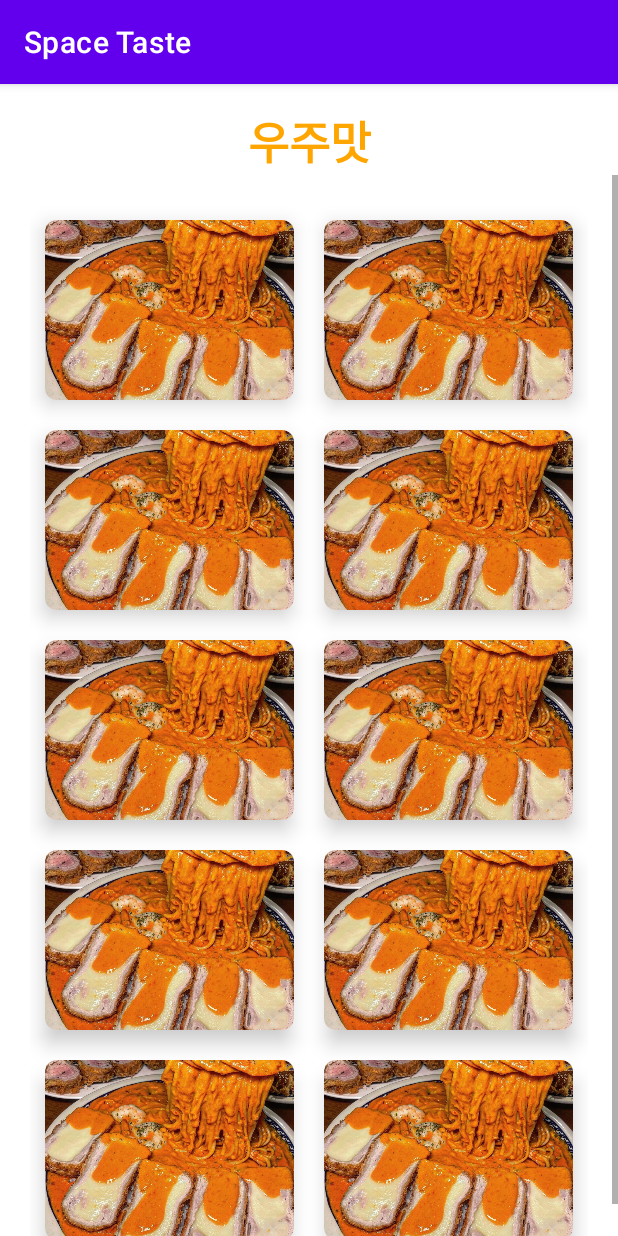
After one commit to jsonmona/space-taste, an Android app: the fragment navi_1_Fragment shown on its own in the app's theme, on a phone screen of 412 x 824 dp. The commit adds this screen. Run offline under Robolectric (Android 15) with nearby library versions, the phone set to English and light mode, and no system bars.

Commit message:
feat(LM-10) : 태그 없는 메인화면 예시

```diff
--- /dev/null
+++ b/app/src/main/java/cf/spacetaste/app/navi_1_Fragment.java
@@ -0,0 +1,64 @@
+package cf.spacetaste.app;
+
+import android.os.Bundle;
+
+import androidx.fragment.app.Fragment;
+
+import android.view.LayoutInflater;
+import android.view.View;
+import android.view.ViewGroup;
+
+/**
+ * A simple {@link Fragment} subclass.
+ * Use the {@link navi_1_Fragment#newInstance} factory method to
+ * create an instance of this fragment.
+ */
+public class navi_1_Fragment extends Fragment {
+
+    // TODO: Rename parameter arguments, choose names that match
+    // the fragment initialization parameters, e.g. ARG_ITEM_NUMBER
+    private static final String ARG_PARAM1 = "param1";
+    private static final String ARG_PARAM2 = "param2";
+
+    // TODO: Rename and change types of parameters
+    private String mParam1;
+    private String mParam2;
+
+    public navi_1_Fragment() {
+        // Required empty public constructor
+    }
+
+    /**
+     * Use this factory method to create a new instance of
+     * this fragment using the provided parameters.
+     *
+     * @param param1 Parameter 1.
+     * @param param2 Parameter 2.
+     * @return A new instance of fragment navi_1_Fragment.
+     */
+    // TODO: Rename and change types and number of parameters
+    public static navi_1_Fragment newInstance(String param1, String param2) {
+        navi_1_Fragment fragment = new navi_1_Fragment();
+        Bundle args = new Bundle();
+        args.putString(ARG_PARAM1, param1);
+        args.putString(ARG_PARAM2, param2);
+        fragment.setArguments(args);
+        return fragment;
+    }
+
+    @Override
+    public void onCreate(Bundle savedInstanceState) {
+        super.onCreate(savedInstanceState);
+        if (getArguments() != null) {
+            mParam1 = getArguments().getString(ARG_PARAM1);
+            mParam2 = getArguments().getString(ARG_PARAM2);
+        }
+    }
+
+    @Override
+    public View onCreateView(LayoutInflater inflater, ViewGroup container,
+                             Bundle savedInstanceState) {
+        // Inflate the layout for this fragment
+        return inflater.inflate(R.layout.fragment_navi_1, container, false);
+    }
+}
--- /dev/null
+++ b/app/src/main/res/layout/fragment_navi_1.xml
@@ -0,0 +1,389 @@
+<?xml version="1.0" encoding="utf-8"?>
+<androidx.constraintlayout.widget.ConstraintLayout
+    xmlns:android="http://schemas.android.com/apk/res/android"
+    xmlns:app="http://schemas.android.com/apk/res-auto"
+    xmlns:tools="http://schemas.android.com/tools"
+    android:id="@+id/main_layout"
+    android:layout_width="match_parent"
+    android:layout_height="match_parent"
+    tools:context=".MainActivity">
+
+    <TextView
+        android:id="@+id/title_view"
+        android:layout_width="wrap_content"
+        android:layout_height="wrap_content"
+        android:layout_centerHorizontal="true"
+        android:layout_marginTop="15dp"
+        android:text="우주맛"
+        android:textSize="30sp"
+        android:textStyle="bold"
+        android:textColor="#FFA500"
+        app:layout_constraintTop_toTopOf="parent"
+        app:layout_constraintLeft_toLeftOf="parent"
+        app:layout_constraintRight_toRightOf="parent"
+        />
+
+    <ScrollView
+        android:layout_width="match_parent"
+        android:layout_height="wrap_content"
+        app:layout_constraintTop_toBottomOf="@id/title_view">
+
+
+
+        <GridLayout
+            android:layout_width="match_parent"
+            android:layout_height="wrap_content"
+            android:layout_below="@+id/title_view"
+            android:layout_margin="20dp"
+            android:columnCount="2"
+            android:rowCount="6"
+            app:layout_constraintTop_toBottomOf="@id/title_view">
+
+            <androidx.cardview.widget.CardView
+                android:layout_width="0dp"
+                android:layout_height="120dp"
+                android:layout_row="0"
+                android:layout_rowWeight="1"
+                android:layout_column="0"
+                android:layout_columnWeight="1"
+                android:layout_gravity="fill"
+                android:layout_margin="10dp"
+                app:cardCornerRadius="8dp"
+                app:cardElevation="8dp">
+
+                <LinearLayout
+                    android:layout_width="match_parent"
+                    android:layout_height="match_parent"
+                    android:layout_gravity="center_vertical|center_horizontal"
+                    android:gravity="center"
+                    android:orientation="vertical">
+
+                    <ImageView
+                        android:layout_width="match_parent"
+                        android:layout_height="match_parent"
+                        android:scaleType="centerCrop"
+                        android:layout_gravity="fill"
+                        android:src="@drawable/food1"/>
+
+                </LinearLayout>
+            </androidx.cardview.widget.CardView>
+
+            <androidx.cardview.widget.CardView
+                android:layout_width="0dp"
+                android:layout_height="120dp"
+                android:layout_row="0"
+                android:layout_rowWeight="1"
+                android:layout_column="1"
+                android:layout_columnWeight="1"
+                android:layout_gravity="fill"
+                android:layout_margin="10dp"
+                app:cardCornerRadius="8dp"
+                app:cardElevation="8dp">
+
+                <LinearLayout
+                    android:layout_width="match_parent"
+                    android:layout_height="match_parent"
+                    android:layout_gravity="center_vertical|center_horizontal"
+                    android:gravity="center"
+                    android:orientation="vertical">
+
+                    <ImageView
+                        android:layout_width="match_parent"
+                        android:layout_height="match_parent"
+                        android:scaleType="centerCrop"
+                        android:layout_gravity="fill"
+                        android:src="@drawable/food1"/>
+
+                </LinearLayout>
+            </androidx.cardview.widget.CardView>
+            <androidx.cardview.widget.CardView
+                android:layout_width="0dp"
+                android:layout_height="120dp"
+                android:layout_row="1"
+                android:layout_rowWeight="1"
+                android:layout_column="0"
+                android:layout_columnWeight="1"
+                android:layout_gravity="fill"
+                android:layout_margin="10dp"
+                app:cardCornerRadius="8dp"
+                app:cardElevation="8dp">
+
+                <LinearLayout
+                    android:layout_width="match_parent"
+                    android:layout_height="match_parent"
+                    android:layout_gravity="center_vertical|center_horizontal"
+                    android:gravity="center"
+                    android:orientation="vertical">
+
+                    <ImageView
+                        android:layout_width="match_parent"
+                        android:layout_height="match_parent"
+                        android:scaleType="centerCrop"
+                        android:layout_gravity="fill"
+                        android:src="@drawable/food1"/>
+
+                </LinearLayout>
+            </androidx.cardview.widget.CardView>
+
+            <androidx.cardview.widget.CardView
+                android:layout_width="0dp"
+                android:layout_height="120dp"
+                android:layout_row="1"
+                android:layout_rowWeight="1"
+                android:layout_column="1"
+                android:layout_columnWeight="1"
+                android:layout_gravity="fill"
+                android:layout_margin="10dp"
+                app:cardCornerRadius="8dp"
+                app:cardElevation="8dp">
+
+                <LinearLayout
+                    android:layout_width="match_parent"
+                    android:layout_height="match_parent"
+                    android:layout_gravity="center_vertical|center_horizontal"
+                    android:gravity="center"
+                    android:orientation="vertical">
+
+                    <ImageView
+                        android:layout_width="match_parent"
+                        android:layout_height="match_parent"
+                        android:scaleType="centerCrop"
+                        android:layout_gravity="fill"
+                        android:src="@drawable/food1"/>
+
+                </LinearLayout>
+            </androidx.cardview.widget.CardView>
+            <androidx.cardview.widget.CardView
+                android:layout_width="0dp"
+                android:layout_height="120dp"
+                android:layout_row="2"
+                android:layout_rowWeight="1"
+                android:layout_column="0"
+                android:layout_columnWeight="1"
+                android:layout_gravity="fill"
+                android:layout_margin="10dp"
+                app:cardCornerRadius="8dp"
+                app:cardElevation="8dp">
+
+                <LinearLayout
+                    android:layout_width="match_parent"
+                    android:layout_height="match_parent"
+                    android:layout_gravity="center_vertical|center_horizontal"
+                    android:gravity="center"
+                    android:orientation="vertical">
+
+                    <ImageView
+                        android:layout_width="match_parent"
+                        android:layout_height="match_parent"
+                        android:scaleType="centerCrop"
+                        android:layout_gravity="fill"
+                        android:src="@drawable/food1"/>
+
+                </LinearLayout>
+            </androidx.cardview.widget.CardView>
+
+            <androidx.cardview.widget.CardView
+                android:layout_width="0dp"
+                android:layout_height="120dp"
+                android:layout_row="2"
+                android:layout_rowWeight="1"
+                android:layout_column="1"
+                android:layout_columnWeight="1"
+                android:layout_gravity="fill"
+                android:layout_margin="10dp"
+                app:cardCornerRadius="8dp"
+                app:cardElevation="8dp">
+
+                <LinearLayout
+                    android:layout_width="match_parent"
+                    android:layout_height="match_parent"
+                    android:layout_gravity="center_vertical|center_horizontal"
+                    android:gravity="center"
+                    android:orientation="vertical">
+
+                    <ImageView
+                        android:layout_width="match_parent"
+                        android:layout_height="match_parent"
+                        android:scaleType="centerCrop"
+                        android:layout_gravity="fill"
+                        android:src="@drawable/food1"/>
+
+                </LinearLayout>
+            </androidx.cardview.widget.CardView>
+
+            <androidx.cardview.widget.CardView
+                android:layout_width="0dp"
+                android:layout_height="120dp"
+                android:layout_row="3"
+                android:layout_rowWeight="1"
+                android:layout_column="0"
+                android:layout_columnWeight="1"
+                android:layout_gravity="fill"
+                android:layout_margin="10dp"
+                app:cardCornerRadius="8dp"
+                app:cardElevation="8dp">
+
+                <LinearLayout
+                    android:layout_width="match_parent"
+                    android:layout_height="match_parent"
+                    android:layout_gravity="center_vertical|center_horizontal"
+                    android:gravity="center"
+                    android:orientation="vertical">
+
+                    <ImageView
+                        android:layout_width="match_parent"
+                        android:layout_height="match_parent"
+                        android:scaleType="centerCrop"
+                        android:layout_gravity="fill"
+                        android:src="@drawable/food1"/>
+
+                </LinearLayout>
+            </androidx.cardview.widget.CardView>
+
+            <androidx.cardview.widget.CardView
+                android:layout_width="0dp"
+                android:layout_height="120dp"
+                android:layout_row="3"
+                android:layout_rowWeight="1"
+                android:layout_column="1"
+                android:layout_columnWeight="1"
+                android:layout_gravity="fill"
+                android:layout_margin="10dp"
+                app:cardCornerRadius="8dp"
+                app:cardElevation="8dp">
+
+                <LinearLayout
+                    android:layout_width="match_parent"
+                    android:layout_height="match_parent"
+                    android:layout_gravity="center_vertical|center_horizontal"
+                    android:gravity="center"
+                    android:orientation="vertical">
+
+                    <ImageView
+                        android:layout_width="match_parent"
+                        android:layout_height="match_parent"
+                        android:scaleType="centerCrop"
+                        android:layout_gravity="fill"
+                        android:src="@drawable/food1"/>
+
+                </LinearLayout>
+            </androidx.cardview.widget.CardView>
+            <androidx.cardview.widget.CardView
+                android:layout_width="0dp"
+                android:layout_height="120dp"
+                android:layout_row="4"
+                android:layout_rowWeight="1"
+                android:layout_column="0"
+                android:layout_columnWeight="1"
+                android:layout_gravity="fill"
+                android:layout_margin="10dp"
+                app:cardCornerRadius="8dp"
+                app:cardElevation="8dp">
+
+                <LinearLayout
+                    android:layout_width="match_parent"
+                    android:layout_height="match_parent"
+                    android:layout_gravity="center_vertical|center_horizontal"
+                    android:gravity="center"
+                    android:orientation="vertical">
+
+                    <ImageView
+                        android:layout_width="match_parent"
+                        android:layout_height="match_parent"
+                        android:scaleType="centerCrop"
+                        android:layout_gravity="fill"
+                        android:src="@drawable/food1"/>
+
+                </LinearLayout>
+            </androidx.cardview.widget.CardView>
+
+            <androidx.cardview.widget.CardView
+                android:layout_width="0dp"
+                android:layout_height="120dp"
+                android:layout_row="4"
+                android:layout_rowWeight="1"
+                android:layout_column="1"
+                android:layout_columnWeight="1"
+                android:layout_gravity="fill"
+                android:layout_margin="10dp"
+                app:cardCornerRadius="8dp"
+                app:cardElevation="8dp">
+
+                <LinearLayout
+                    android:layout_width="match_parent"
+                    android:layout_height="match_parent"
+                    android:layout_gravity="center_vertical|center_horizontal"
+                    android:gravity="center"
+                    android:orientation="vertical">
+
+                    <ImageView
+                        android:layout_width="match_parent"
+                        android:layout_height="match_parent"
+                        android:scaleType="centerCrop"
+                        android:layout_gravity="fill"
+                        android:src="@drawable/food1"/>
+
+                </LinearLayout>
+            </androidx.cardview.widget.CardView>
+
+            <androidx.cardview.widget.CardView
+                android:layout_width="0dp"
+                android:layout_height="120dp"
+                android:layout_row="5"
+                android:layout_rowWeight="1"
+                android:layout_column="0"
+                android:layout_columnWeight="1"
+                android:layout_gravity="fill"
+                android:layout_margin="10dp"
+                app:cardCornerRadius="8dp"
+                app:cardElevation="8dp">
+
+                <LinearLayout
+                    android:layout_width="match_parent"
+                    android:layout_height="match_parent"
+                    android:layout_gravity="center_vertical|center_horizontal"
+                    android:gravity="center"
+                    android:orientation="vertical">
+
+                    <ImageView
+                        android:layout_width="match_parent"
+                        android:layout_height="match_parent"
+                        android:scaleType="centerCrop"
+                        android:layout_gravity="fill"
+                        android:src="@drawable/food1"/>
+
+                </LinearLayout>
+            </androidx.cardview.widget.CardView>
+
+            <androidx.cardview.widget.CardView
+                android:layout_width="0dp"
+                android:layout_height="120dp"
+                android:layout_row="5"
+                android:layout_rowWeight="1"
+                android:layout_column="1"
+                android:layout_columnWeight="1"
+                android:layout_gravity="fill"
+                android:layout_margin="10dp"
+                app:cardCornerRadius="8dp"
+                app:cardElevation="8dp">
+
+                <LinearLayout
+                    android:layout_width="match_parent"
+                    android:layout_height="match_parent"
+                    android:layout_gravity="center_vertical|center_horizontal"
+                    android:gravity="center"
+                    android:orientation="vertical">
+
+                    <ImageView
+                        android:layout_width="match_parent"
+                        android:layout_height="match_parent"
+                        android:scaleType="centerCrop"
+                        android:layout_gravity="fill"
+                        android:src="@drawable/food1"/>
+
+                </LinearLayout>
+            </androidx.cardview.widget.CardView>
+        </GridLayout>
+    </ScrollView>
+
+</androidx.constraintlayout.widget.ConstraintLayout>
--- a/app/src/main/res/values/strings.xml
+++ b/app/src/main/res/values/strings.xml
@@ -1,3 +1,5 @@
 <resources>
     <string name="app_name">Space Taste</string>
+    <!-- TODO: Remove or change this placeholder text -->
+    <string name="hello_blank_fragment">Hello blank fragment</string>
 </resources>
--- a/backend/build.gradle
+++ b/backend/build.gradle
@@ -7,8 +7,8 @@ plugins {
 
 group = 'cf.spacetaste'
 version = '0.1.0'
-sourceCompatibility = '17'
-targetCompatibility = '17'
+sourceCompatibility = "16"
+targetCompatibility = "16"
 
 dependencies {
     implementation('org.springframework.boot:spring-boot-starter-web') {
```
Also changed, not shown: app/src/main/res/drawable/food1.png (added).
